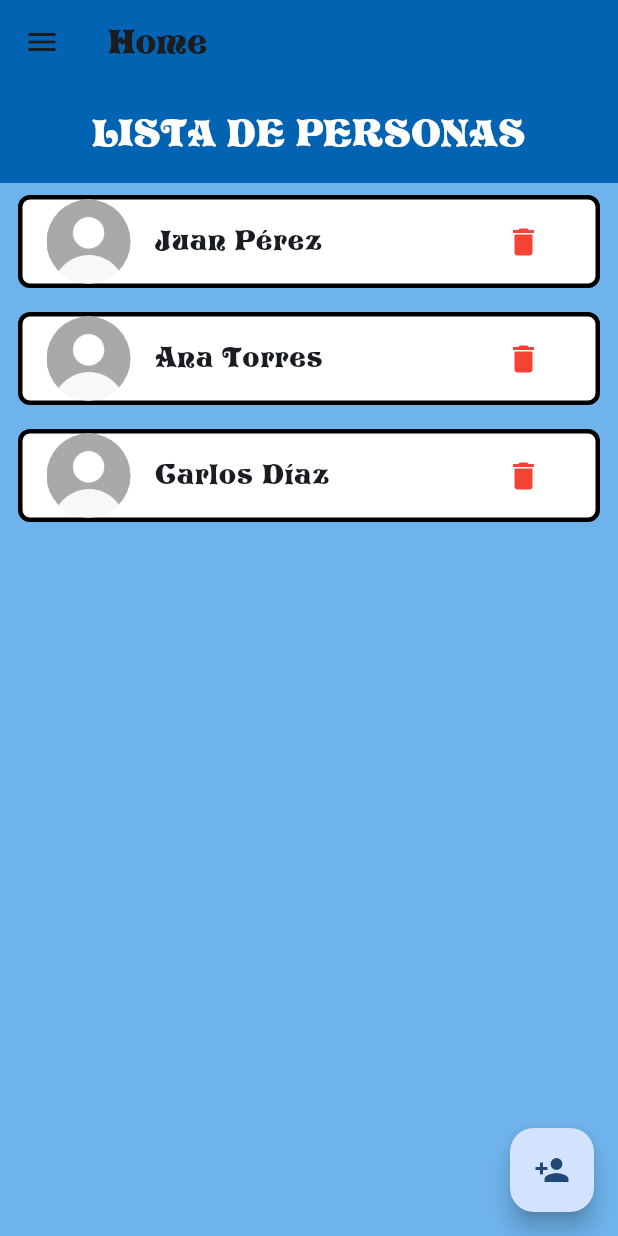
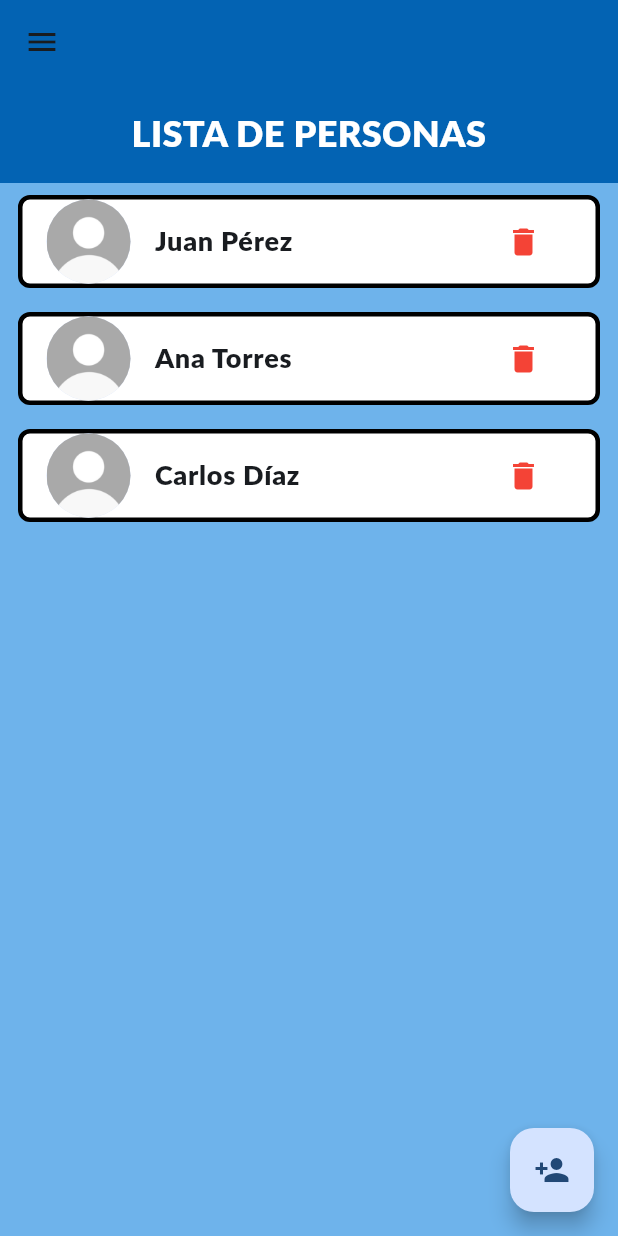
Before and after one commit to JoseHernandezVera/pharmacheck_app, a Flutter app: the screen it shows after launch, on a phone screen of 412 x 824 dp. Run offline on Flutter 3.47's test engine with Material 3 defaults, Android fonts, the phone set to English and light mode, and no system bars; our stand-ins replace audioplayers.

Commit message:
Lista la maqueta

```diff
--- a/lib/main.dart
+++ b/lib/main.dart
@@ -20,7 +20,7 @@ class MyApp extends StatelessWidget {
     return MaterialApp(
       title: 'PharmaCheck',
       theme: ThemeData(
-        fontFamily: 'Storyboo',
+        fontFamily: 'Lato',
         useMaterial3: true,
         colorScheme: ColorScheme.fromSeed(seedColor: const Color.fromARGB(255, 3, 99, 179)),
       ),
--- a/lib/pages/home.dart
+++ b/lib/pages/home.dart
@@ -63,7 +63,6 @@ class _MyHomePageState extends State<MyHomePage> {
     return Scaffold(
       backgroundColor: const Color.fromARGB(255, 110, 179, 235),
       appBar: AppBar(
-        title: Text(widget.title),
         backgroundColor: const Color.fromARGB(255, 3, 99, 179),
       ),
       drawer: Consumer<UserData>(
--- a/lib/pages/profile.dart
+++ b/lib/pages/profile.dart
@@ -58,7 +58,6 @@ class _ProfilePageState extends State<ProfilePage> {
     return Scaffold(
       backgroundColor: const Color.fromARGB(255, 110, 179, 235),
       appBar: AppBar(
-        title: const Text(''),
         backgroundColor: const Color.fromARGB(255, 3, 99, 179),
       ),
       drawer: const BasePage(title: 'Profile'),
```
Also changed, not shown: pubspec.yaml (+6 -15 lines), assets/fonts/Lato-Black.ttf (added).
